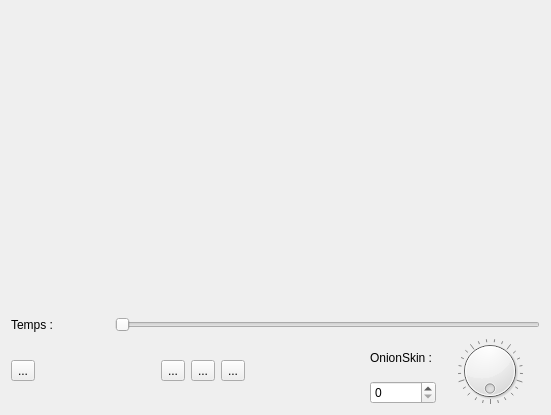
Before: the Qt Designer form src/tweedy/gui/viewerImg/ViewerTweedy.ui in stopmotionimac/tweedy, drawn with Qt 5.
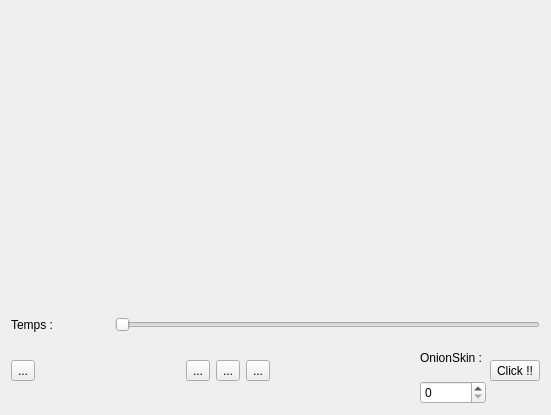
After: the same form once the commit is applied.

Patch:
```diff
--- a/src/tweedy/gui/viewerImg/ViewerTweedy.ui
+++ b/src/tweedy/gui/viewerImg/ViewerTweedy.ui
@@ -160,19 +160,16 @@
          </property>
         </widget>
        </item>
-       <item row="0" column="3" rowspan="2">
-        <widget class="QDial" name="onionSkinDial">
-         <property name="wrapping">
-          <bool>true</bool>
-         </property>
-         <property name="notchesVisible">
-          <bool>true</bool>
-         </property>
-        </widget>
-       </item>
        <item row="1" column="0">
         <widget class="QSpinBox" name="spinBox"/>
        </item>
+       <item row="0" column="1" rowspan="2">
+        <widget class="QToolButton" name="onionButton">
+         <property name="text">
+          <string>Click !!</string>
+         </property>
+        </widget>
+       </item>
       </layout>
      </item>
     </layout>
```
